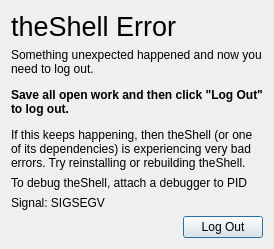
Before: the Qt Designer form segfaultdialog.ui in vicr123/theshell, drawn with Qt 5.
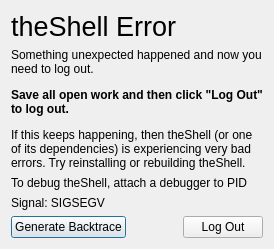
After: the same form once the commit is applied. Icons and pictures are not drawn.

```diff
--- a/segfaultdialog.ui
+++ b/segfaultdialog.ui
@@ -65,6 +65,16 @@
    </item>
    <item>
     <layout class="QHBoxLayout" name="horizontalLayout">
+     <item>
+      <widget class="QPushButton" name="pushButton_2">
+       <property name="text">
+        <string>Generate Backtrace</string>
+       </property>
+       <property name="icon">
+        <iconset theme="emblem-warning"/>
+       </property>
+      </widget>
+     </item>
      <item>
       <spacer name="horizontalSpacer">
        <property name="orientation">
```
